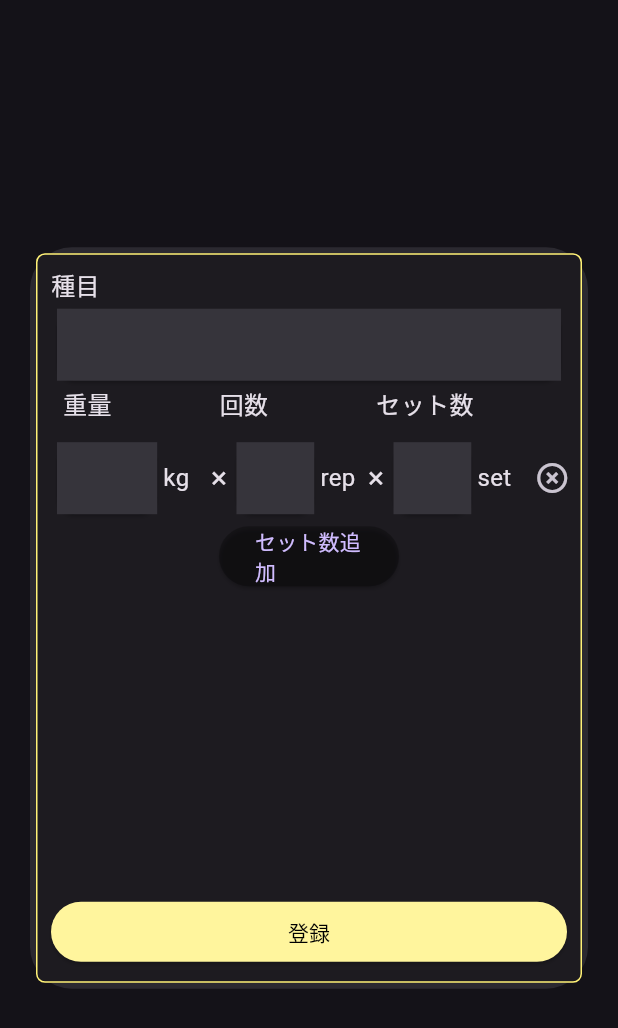
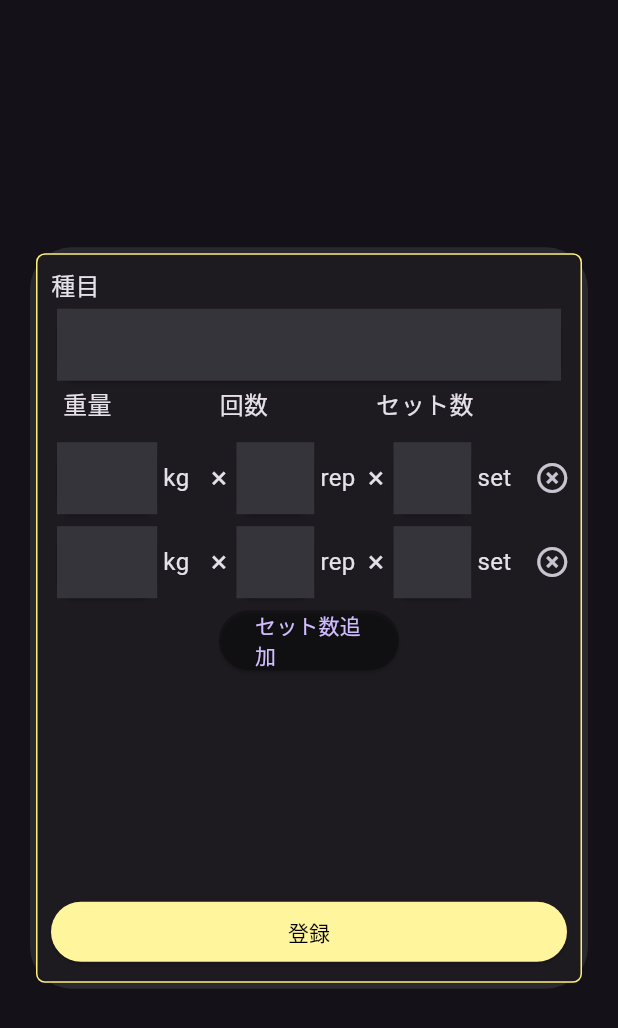
Before and after one commit to kana0830/gym_freak, a Flutter app: the TrainingMemoDialog widget shown alone on an empty page, opened directly with empty values, after a tap on "セット数追加", on a phone screen of 412 x 824 dp. Shown: the top 1028 px of the screen. Run offline on Flutter 3.47's test engine with Material 3 defaults, Android fonts, the phone set to English and light mode, and no system bars; our stand-ins replace cloud_firestore, firebase_auth, firebase_core, flutter_datetime_picker_plus, flutter_html, flutter_riverpod and 4 more; missing offline and left inert: age_calculator; accounts and stored records are empty; generated files the repository leaves out were written again.

Commit message:
新規と編集の登録画面共通化

```diff
--- a/lib/main.dart
+++ b/lib/main.dart
@@ -1,25 +1,15 @@
-import 'package:cloud_firestore/cloud_firestore.dart';
 import 'package:firebase_auth/firebase_auth.dart';
-import 'package:firebase_ui_auth/firebase_ui_auth.dart';
 import 'package:firebase_core/firebase_core.dart';
 import 'package:flutter/material.dart';
 import 'package:flutter_riverpod/flutter_riverpod.dart';
-import 'package:go_router/go_router.dart';
 import 'package:gym_freak/repositories/user_repository.dart';
 import 'package:gym_freak/views/screens/pages/login.dart';
 import 'package:gym_freak/views/screens/home_screen.dart';
-import 'package:firebase_core/firebase_core.dart';
-import 'package:flutter/material.dart';
-import 'package:flutter_riverpod/flutter_riverpod.dart';
-import 'package:firebase_core/firebase_core.dart';
-import 'firebase_options.dart';
 import 'models/aurh_service.dart';
 
 void main() async {
   WidgetsFlutterBinding.ensureInitialized();
-  await Firebase.initializeApp(
-      // options: DefaultFirebaseOptions.currentPlatform,
-      );
+  await Firebase.initializeApp();
   runApp(
     const ProviderScope(
       child: MyApp(),
@@ -48,6 +38,7 @@ class MyApp extends StatelessWidget {
     );
   }
 
+  /// ログイン者のユーザーIDの設定
   _setUser() async {
     final currentUser = FirebaseAuth.instance.currentUser;
     final userRepository = UserRepository();
--- a/lib/view_models/training_memo_notifier/menu_notifier.dart
+++ b/lib/view_models/training_memo_notifier/menu_notifier.dart
@@ -18,8 +18,17 @@ class MenuNotifier extends _$MenuNotifier {
   /// 親画面からのパラメータ設定
   void setState(QueryDocumentSnapshot<Map<String, dynamic>>? menu) {
     if (menuList.isEmpty){
-      for(var memo in menu?.data()['memo']) {
-        menuList.add(memo);
+      if(menu != null) {
+        for(var memo in menu?.data()['memo']) {
+          menuList.add(memo);
+        }
+      } else {
+        Map<String, dynamic> emptyMap = {
+          'weight' : '',
+          'reps' : '',
+          'sets' : ''
+        };
+        menuList.add(emptyMap);
       }
       state = menuList;
     }
--- a/lib/views/screens/pages/training_memo/training_memo_dialog.dart
+++ b/lib/views/screens/pages/training_memo/training_memo_dialog.dart
@@ -10,8 +10,11 @@ import '../../../../view_models/training_memo_notifier/training_memo_notifier.da
 class TrainingMemoDialog extends ConsumerWidget {
   TrainingMemoDialog({this.menu, this.menuId, required this.edit, super.key});
 
+  /// メニュー
   QueryDocumentSnapshot<Map<String, dynamic>>? menu;
+  /// メニューID
   String? menuId = '';
+  /// 編集フラグ
   int edit;
 
   /// ユーザーIDキー
@@ -19,21 +22,26 @@ class TrainingMemoDialog extends ConsumerWidget {
 
   @override
   Widget build(BuildContext context, WidgetRef ref) {
+    /// メニュー
     final menu = ref.watch(menuNotifierProvider);
+    /// メニューID
     final menuId = ref.watch(menuIdNotifierProvider);
-    if (this.menu != null) {
-      WidgetsBinding.instance.addPostFrameCallback((_) {
-        final notifier = ref.read(menuNotifierProvider.notifier);
-        notifier.setState(this.menu);
-      });
-    }
-    if (this.menuId != null || this.menuId != '') {
+
+    /// メニューデータをセットして書き換え
+    WidgetsBinding.instance.addPostFrameCallback((_) {
+      final notifier = ref.read(menuNotifierProvider.notifier);
+      notifier.setState(this.menu);
+    });
+
+    /// メニューIDデータがある場合、メニューIDデータをセットして書き換え
+    if (this.menuId != '') {
       WidgetsBinding.instance.addPostFrameCallback((_) {
         final notifier = ref.read(menuIdNotifierProvider.notifier);
         notifier.setState(this.menuId);
       });
     }
 
+    ///　スクリーンサイズ取得
     var screenSize = MediaQuery.of(context).size;
 
     /// トレーニング記録ダイアログ
@@ -55,9 +63,11 @@ class TrainingMemoDialog extends ConsumerWidget {
             padding: const EdgeInsets.all(10.0),
             child: Column(
               children: [
+                /// 記録の表示
                 Column(
                   crossAxisAlignment: CrossAxisAlignment.start,
                   children: [
+                    /// 種目名の表示
                     edit == 0 ? const Text('種目') : Container(),
                     edit == 0
                         ? _textField(1, menuId, 0, 0, ref)
@@ -71,6 +81,7 @@ class TrainingMemoDialog extends ConsumerWidget {
                                   color: Color(0xFFFFF59D)),
                             ),
                           ),
+                    /// 記録入力のタイトル
                     const Padding(
                       padding: EdgeInsets.symmetric(horizontal: 8.0),
                       child: Row(
@@ -92,15 +103,16 @@ class TrainingMemoDialog extends ConsumerWidget {
                     ),
                   ],
                 ),
+                /// 記録入力リスト
                 Expanded(
                   child: ListView(
                     padding: const EdgeInsets.symmetric(vertical: 10.0),
                     children: [
-                      edit == 0 ? _insertWidget(ref) : _updateWidget(ref, menu),
-
+                      edit == 0 ? _updateWidget(ref, menu) : _updateWidget(ref, menu),
                     ],
                   ),
                 ),
+                /// 登録更新ボタン
                 SizedBox(
                   width: double.infinity,
                   child: ElevatedButton(
@@ -126,80 +138,6 @@ class TrainingMemoDialog extends ConsumerWidget {
           ),
         ),
       ),
-    );
-  }
-
-  /// 登録用記録入力ウィジェット
-  Widget _insertWidget(ref) {
-    return Column(
-      children: [
-        Row(
-          children: [
-            Expanded(
-              flex: 5,
-              child: _textField(2, '', 0, 0, ref),
-            ),
-            const Expanded(
-              flex: 2,
-              child: Text('kg'),
-            ),
-            const Expanded(
-              flex: 1,
-              child: Text('×',
-                  style: TextStyle(fontSize: 20.0),
-                  textAlign: TextAlign.center),
-            ),
-            Expanded(
-              flex: 4,
-              child: _textField(3, '', 0, 0, ref),
-            ),
-            const Expanded(
-              flex: 2,
-              child: Text('rep'),
-            ),
-            const Expanded(
-              flex: 1,
-              child: Text(
-                '×',
-                style: TextStyle(fontSize: 20.0),
-                textAlign: TextAlign.center,
-              ),
-            ),
-            Expanded(
-              flex: 4,
-              child: _textField(4, '', 0, 0, ref),
-            ),
-            const Expanded(
-              flex: 2,
-              child: Text('set'),
-            ),
-            Expanded(
-              flex: 2,
-              child: IconButton(
-                icon: const Icon(Icons.highlight_off),
-                onPressed: () {
-                  final notifier = ref.read(menuNotifierProvider.notifier);
-                  notifier.deleteMenuState();
-                },
-              ),
-            )
-          ],
-        ),
-        SizedBox(
-          width: 120,
-          child: ElevatedButton(
-            style: ElevatedButton.styleFrom(
-              backgroundColor: Colors.black26,
-            ),
-            onPressed: () {
-              final notifier =
-              ref.read(menuNotifierProvider.notifier);
-              notifier.insertRowState();
-            },
-            child: const Text('セット数追加'),
-          ),
-        ),
-      ],
     );
   }
 
```
Also changed, not shown: lib/views/screens/home_screen.dart (+4 -7 lines).
